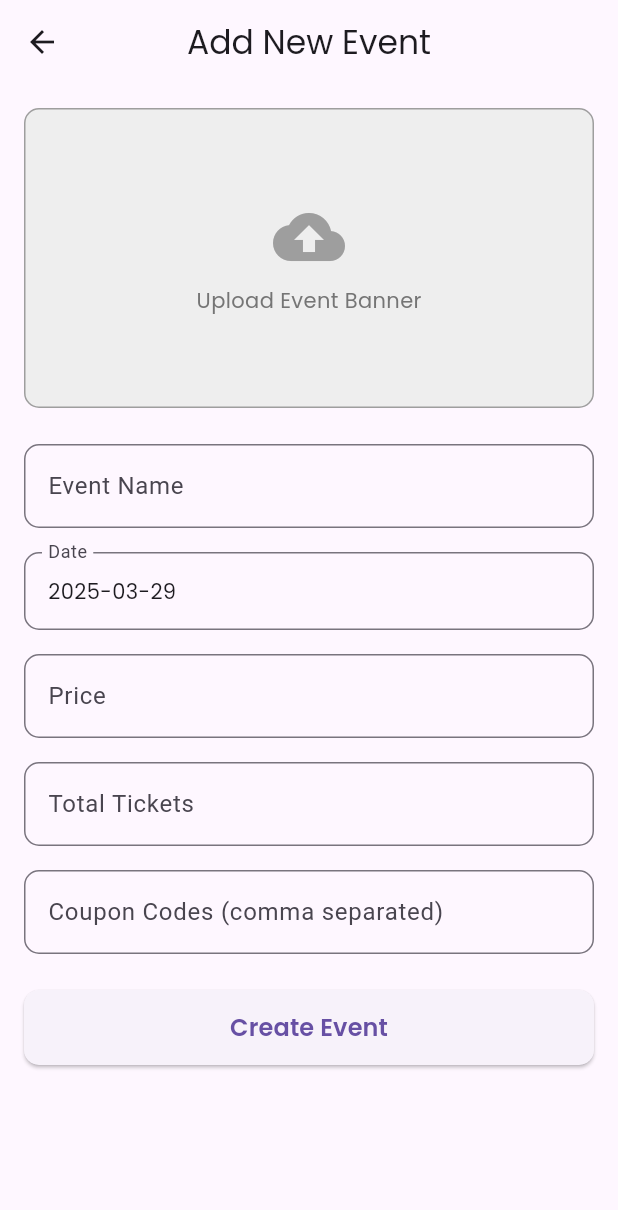
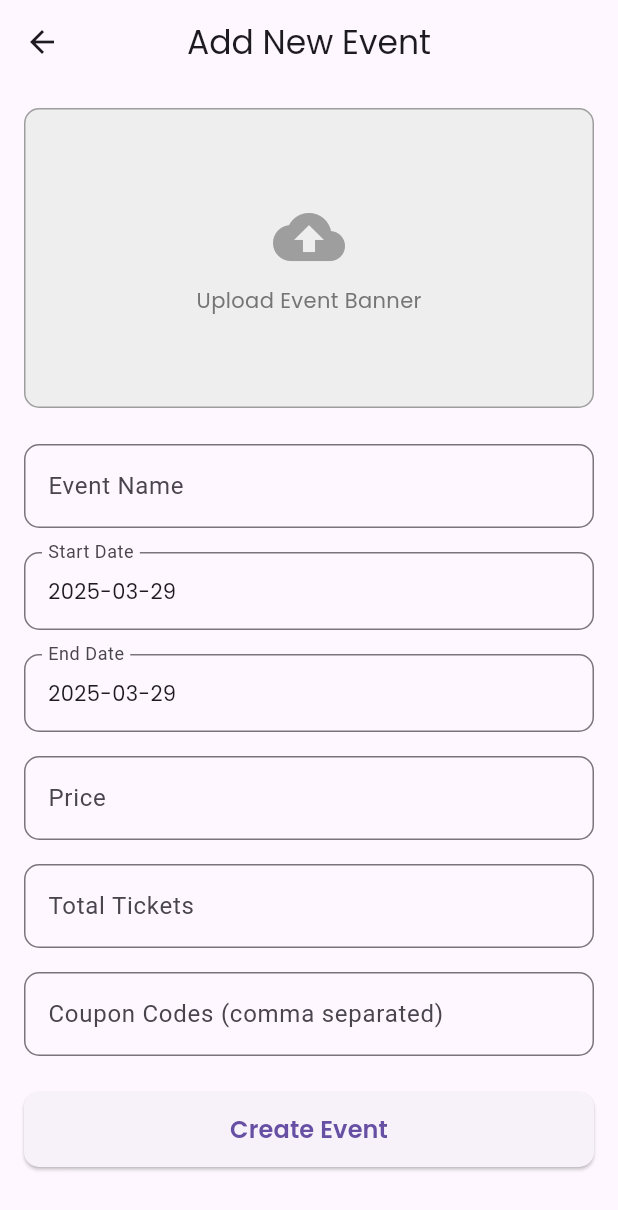
Before and after one commit to Mantaka-Mahir/Anetwork, a Flutter app: the AddEventScreen screen opened directly, on a phone screen of 412 x 824 dp. Shown: the top 1210 px of the screen. Run offline on Flutter 3.47's test engine with Material 3 defaults, Android fonts, the phone set to English and light mode, and no system bars; our stand-ins replace cached_network_image, carousel_slider, clay_containers, font_awesome_flutter, google_fonts, image_picker; network calls fail.

Commit message:
payment and admin date system update

```diff
--- a/lib/screeen/add_event_screen.dart
+++ b/lib/screeen/add_event_screen.dart
@@ -10,7 +10,8 @@ class AddEventScreen extends StatefulWidget {
 
 class _AddEventScreenState extends State<AddEventScreen> {
   final _formKey = GlobalKey<FormState>();
-  DateTime selectedDate = DateTime.now();
+  DateTime startDate = DateTime.now();
+  DateTime endDate = DateTime.now();
 
   @override
   Widget build(BuildContext context) {
@@ -47,29 +48,59 @@ class _AddEventScreenState extends State<AddEventScreen> {
                 },
               ),
               const SizedBox(height: 16),
+              // Start Date Picker
               InkWell(
                 onTap: () async {
                   final DateTime? picked = await showDatePicker(
                     context: context,
-                    initialDate: selectedDate,
+                    initialDate: startDate,
                     firstDate: DateTime.now(),
                     lastDate: DateTime(2101),
                   );
-                  if (picked != null && picked != selectedDate) {
+                  if (picked != null && picked != startDate) {
                     setState(() {
-                      selectedDate = picked;
+                      startDate = picked;
                     });
                   }
                 },
                 child: InputDecorator(
                   decoration: InputDecoration(
-                    labelText: 'Date',
+                    labelText: 'Start Date',
                     border: OutlineInputBorder(
                       borderRadius: BorderRadius.circular(10),
                     ),
                   ),
                   child: Text(
-                    selectedDate.toString().split(' ')[0],
+                    startDate.toString().split(' ')[0],
+                    style: GoogleFonts.poppins(),
+                  ),
+                ),
+              ),
+              const SizedBox(height: 16),
+              // End Date Picker
+              InkWell(
+                onTap: () async {
+                  final DateTime? picked = await showDatePicker(
+                    context: context,
+                    initialDate: endDate,
+                    firstDate: startDate,
+                    lastDate: DateTime(2101),
+                  );
+                  if (picked != null && picked != endDate) {
+                    setState(() {
+                      endDate = picked;
+                    });
+                  }
+                },
+                child: InputDecorator(
+                  decoration: InputDecoration(
+                    labelText: 'End Date',
+                    border: OutlineInputBorder(
+                      borderRadius: BorderRadius.circular(10),
+                    ),
+                  ),
+                  child: Text(
+                    endDate.toString().split(' ')[0],
                     style: GoogleFonts.poppins(),
                   ),
                 ),
--- a/lib/widget/eventdetail.dart
+++ b/lib/widget/eventdetail.dart
@@ -363,7 +363,7 @@ class _EventDetailState extends State<EventDetail> {
                                   '$selectedTickets',
                                   style: GoogleFonts.poppins(
                                       fontSize: 20,
-                                      color: Colors.white,
+                                      color: Colors.black,
                                       fontWeight: FontWeight.bold),
                                 ),
                                 IconButton(
```
Also changed, not shown: lib/homescreen.dart (+4 -4 lines).
